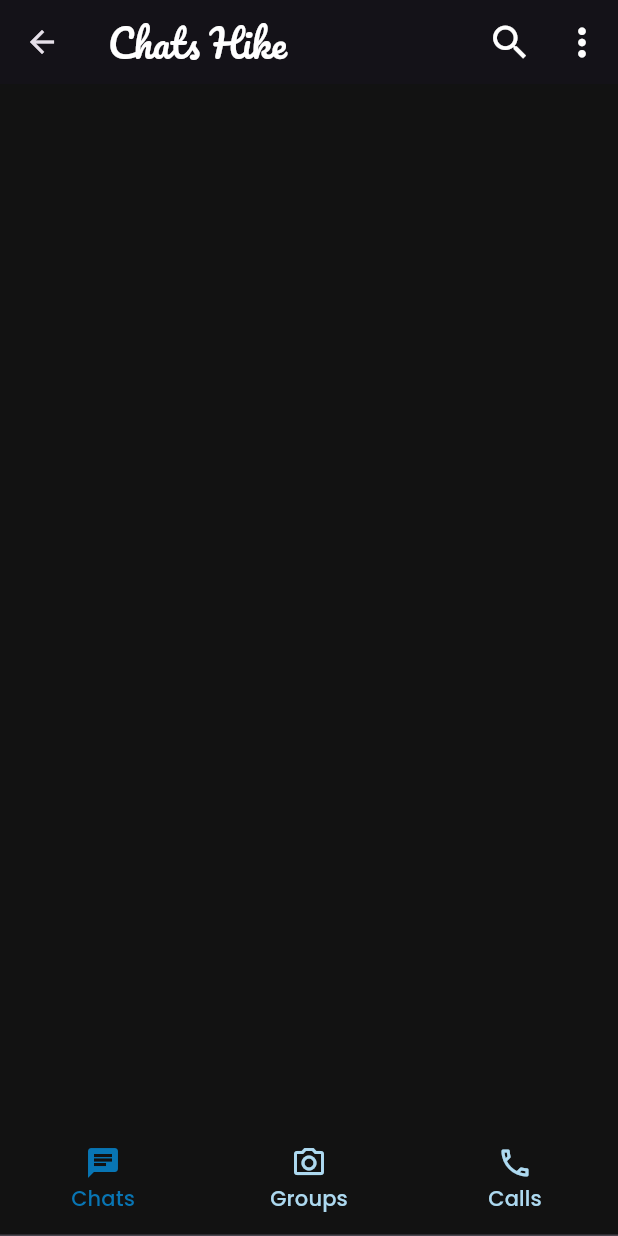
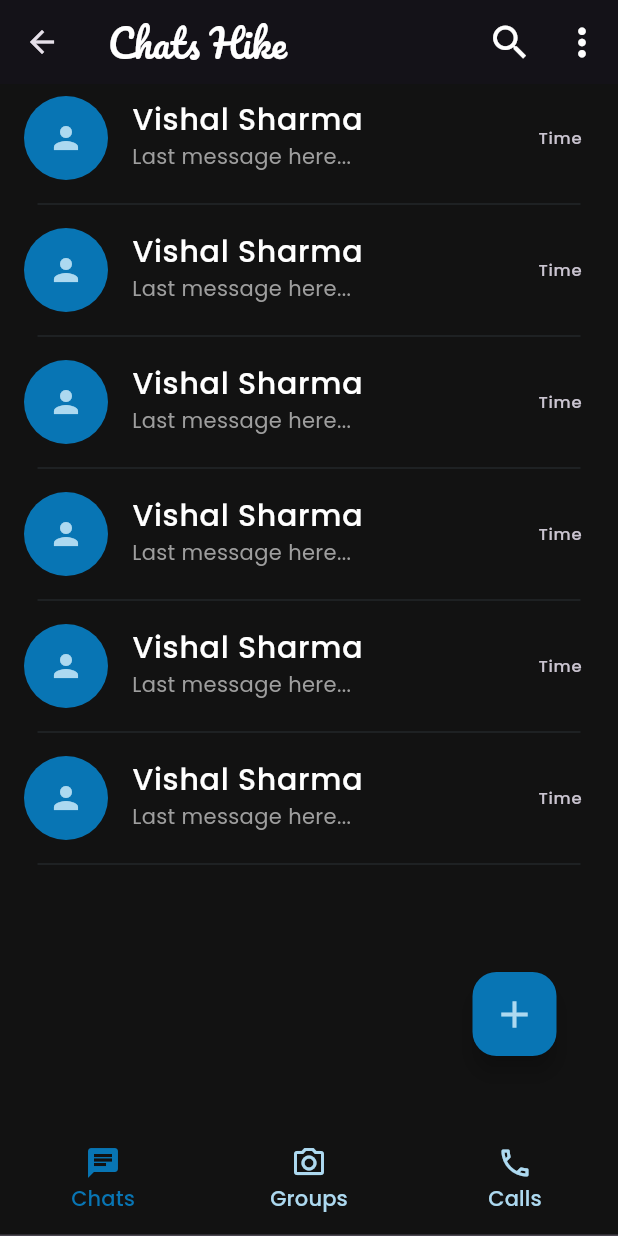
Before and after one commit to ediotic/chats_hike, a Flutter app: the HomeScreen screen opened by its route, on a phone screen of 412 x 824 dp. Run offline on Flutter 3.47's test engine with Material 3 defaults, Android fonts, the phone set to English and light mode, and no system bars; our stand-ins replace get, lottie, slide_to_act; network calls fail.

Commit message:
chat screen is almost done and chat tiles is done

```diff
--- a/lib/screens/home_screen/home_screen.dart
+++ b/lib/screens/home_screen/home_screen.dart
@@ -1,5 +1,8 @@
-import 'package:chats_hike/screens/home_screen/widgets/bottom_navbar.dart';
+import 'package:chats_hike/widgets/bottom_navbar.dart';
 import 'package:flutter/material.dart';
+import 'package:get/get.dart';
+import '../../controllers/bottom_nav_controller.dart';
+import '../../widgets/app_chat_list.dart';
 import '../../utils/app_colors.dart';
 import '../../utils/app_strings.dart';
 
@@ -8,33 +11,25 @@ class HomeScreen extends StatelessWidget  {
 
   @override
   Widget build(BuildContext context) {
+     final bottomNavController =  Get.put(BottomNavController());
     return Scaffold(
-      appBar: AppBar(
-        title:const Text(
-          AppStrings.appName,
-          style: TextStyle(
-            fontFamily: "Pacifico",
-            fontSize: 25,
-            fontWeight: FontWeight.w500,
-            color: AppColors.white,
-          ),
-        ),
-        centerTitle: false,
-        actions: [
-          IconButton(
-            onPressed:(){} ,
-            icon: Icon(Icons.search),
-            iconSize: 30,
-            color: AppColors.white,
-            ),
-          IconButton(
-            onPressed:(){} ,
-            icon: Icon(Icons.more_vert),
-            iconSize: 30,
-            color: AppColors.white,
-            ),
+      body: TabBarView(
+        controller: bottomNavController.tabController,
+        children:[
+             // chat list
+             AppChatList(),
+             Center(
+              child: Text("Groups"),
+             ),
+             Center(
+              child: Text("calls"),
+             ),
         ],
-      ),
+         ),
+
+
+
+      // bottom nav bar --->
       bottomNavigationBar: BottomNavbar()
     );
   }
--- a/lib/utils/app_colors.dart
+++ b/lib/utils/app_colors.dart
@@ -14,6 +14,8 @@ class AppColors {
   // container grey
   static const grey9f0 = Color(0xFFADD9F0);
   static const grey1212 = Color(0xFF121212);
+  static const grey9E9E = Color(0xFF9E9E9E);
+  static const greylight9E9E = Color(0x4D9E9E9E);
 
 
 }
--- a/lib/utils/app_icons.dart
+++ b/lib/utils/app_icons.dart
@@ -1,3 +1,5 @@
 class AppIcons {
   static const mainAppIcon = "assets/icons/chat (1).png";
+  static const blueTick = "assets/icons/blueTick.png";
+  static const blackTick = "assets/icons/blackTick.png";
 }
--- a/lib/utils/app_routes.dart
+++ b/lib/utils/app_routes.dart
@@ -1,7 +1,7 @@
-
 import 'package:get/get.dart';
 
 import '../screens/Auth_screccn/auth_screen.dart';
+import '../screens/chat_screen/chat_screen.dart';
 import '../screens/home_screen/home_screen.dart';
 import '../screens/onboarding_screen/splash_screen/spalsh_screen.dart';
 import '../screens/onboarding_screen/welcome_screen/welcome_screen.dart';
@@ -11,27 +11,31 @@ class AppRoutes {
   static const welcomeScreen = "/welcome";
   static const authScreen = "/authScreen";
   static const homeScreen = "/homeScreen";
+  static const chatScreen = "/chatScreen";
 
   static final List<GetPage> routes = [
-  GetPage(
-    name: splashScreen,
-    page: () => SpalshScreen(),
-  ),
+    GetPage(name: splashScreen, page: () => SpalshScreen()),
     GetPage(
       name: welcomeScreen,
       page: () => const WelcomeScreen(),
       transition: Transition.circularReveal,
-    transitionDuration: Duration( seconds: 1)
+      transitionDuration: Duration(seconds: 1),
     ),
     GetPage(
       name: authScreen,
       page: () => const AuthScreen(),
-    transition: Transition.rightToLeft
+      transition: Transition.rightToLeft,
     ),
     GetPage(
       name: homeScreen,
       page: () => const HomeScreen(),
-    transition: Transition.rightToLeft
+      transition: Transition.rightToLeft,
+    ),
+    GetPage(
+      name: chatScreen,
+      page: () => const ChatScreen(),
+      transition: Transition.circularReveal,
+      transitionDuration: Duration(milliseconds: 150),
     ),
   ];
 }
--- a/lib/utils/app_strings.dart
+++ b/lib/utils/app_strings.dart
@@ -4,6 +4,7 @@ class AppStrings {
   static const welcomeTo = "Welcome To";
   static const login = "Login";
   static const signUp = "Sign Up";
+  static const typeMsg = "Type message...";
   static const emterName = "enter your name";
   static const pleaseEmail = "enter your email";
   static const pleasePassword = "enter your password";
--- /dev/null
+++ b/lib/widgets/app_chat_list.dart
@@ -0,0 +1,60 @@
+import 'package:flutter/material.dart';
+
+import '../utils/app_colors.dart';
+import '../utils/app_strings.dart';
+import 'chat_tiles.dart';
+
+class AppChatList extends StatelessWidget {
+  const AppChatList({super.key});
+
+  @override
+  Widget build(BuildContext context) {
+    return Scaffold(
+      appBar: AppBar(
+        title: const Text(
+          AppStrings.appName,
+          style: TextStyle(
+            fontFamily: "Pacifico",
+            fontSize: 25,
+            fontWeight: FontWeight.w500,
+            color: AppColors.white,
+          ),
+        ),
+        centerTitle: false,
+        actions: [
+          IconButton(
+            onPressed: () {},
+            icon: Icon(Icons.search),
+            iconSize: 30,
+            color: AppColors.white,
+          ),
+          IconButton(
+            onPressed: () {},
+            icon: Icon(Icons.more_vert),
+            iconSize: 30,
+            color: AppColors.white,
+          ),
+        ],
+      ),
+      body: ListView(
+        children: [
+          ChatTiles(),
+          ChatTiles(),
+          ChatTiles(),
+          ChatTiles(),
+          ChatTiles(),
+          ChatTiles(),
+        ],
+      ),
+      // floadting action button --->
+      floatingActionButton: Padding(
+        padding: const EdgeInsets.only(right: 25, bottom: 30),
+        child: FloatingActionButton(
+          onPressed: () {},
+          backgroundColor: AppColors.bluePrimary,
+          child: Icon(Icons.add, color: AppColors.grey9f0, size: 30),
+        ),
+      ),
+    );
+  }
+}
--- a/lib/screens/home_screen/widgets/bottom_navbar.dart
+++ b/lib/widgets/bottom_navbar.dart
@@ -1,8 +1,8 @@
 import 'package:flutter/material.dart';
 import 'package:get/get.dart';
 
-import '../../../controllers/bottom_nav_controller.dart';
-import '../../../utils/app_colors.dart';
+import '../controllers/bottom_nav_controller.dart';
+import '../utils/app_colors.dart';
 
 class BottomNavbar extends StatelessWidget {
   const BottomNavbar({super.key});
--- /dev/null
+++ b/lib/widgets/chat_tiles.dart
@@ -0,0 +1,47 @@
+import 'package:flutter/material.dart';
+import 'package:get/get.dart';
+
+import '../utils/app_colors.dart';
+import '../utils/app_routes.dart';
+
+class ChatTiles extends StatelessWidget {
+  const ChatTiles({super.key});
+
+  @override
+  Widget build(BuildContext context) {
+    return Column(
+      children: [
+        ListTile(
+          onTap: () {
+            Get.toNamed(AppRoutes.chatScreen);
+
+          },
+          leading: CircleAvatar(
+            radius: 28,
+            backgroundColor: AppColors.bluePrimary,
+            child: Icon(Icons.person, color: AppColors.grey9f0),
+          ),
+          title: Text(
+            "Vishal Sharma",
+            style: TextStyle(
+              fontWeight: FontWeight.w500,
+              color: AppColors.white,
+              fontSize: 20,
+            ),
+          ),
+          subtitle: Text(
+            "Last message here...",
+            style: TextStyle(color: AppColors.grey9E9E),
+          ),
+          trailing: Text("Time"),
+        ),
+        Divider(
+          color: AppColors.grey9f0,
+          thickness: 0.1,
+          indent: 25,
+          endIndent: 25,
+        ),
+      ],
+    );
+  }
+}
```
Also changed, not shown: lib/screens/chat_screen/chat_screen.dart (added, +128 -0 lines), lib/widgets/chat_messege_bubble.dart (added, +92 -0 lines), assets/icons/blackTick.png (added), assets/icons/blueTick.png (added). Lines whose indentation alone changed are shown as unchanged.
